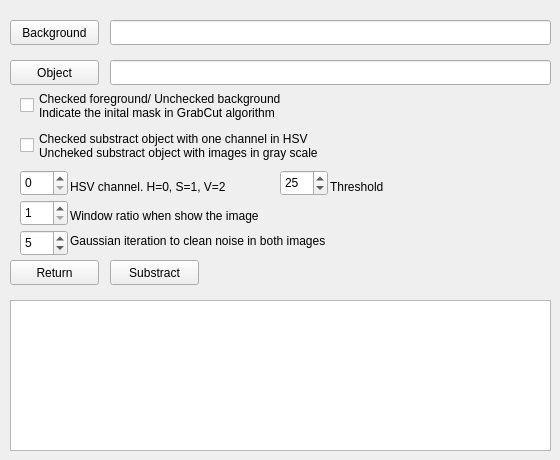
Before: the Qt Designer form gui/pages/substractToolPage.ui in jacv050/dataset-tools, drawn with Qt 5.
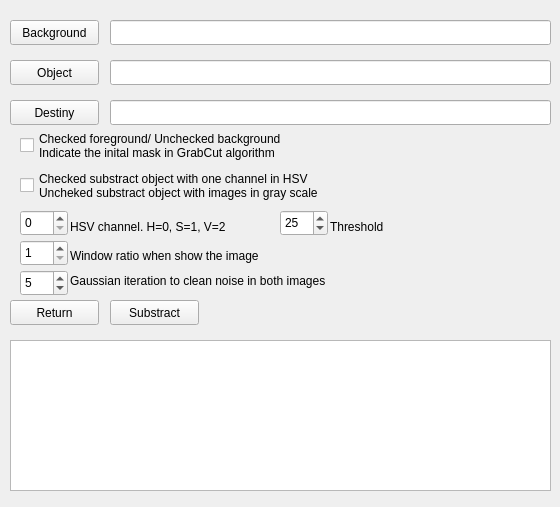
After: the same form once the commit is applied.

Commit message: Added button event to show directories and select the image destiny

```diff
--- a/gui/pages/substractToolPage.ui
+++ b/gui/pages/substractToolPage.ui
@@ -7,7 +7,7 @@
     <x>0</x>
     <y>0</y>
     <width>560</width>
-    <height>460</height>
+    <height>507</height>
    </rect>
   </property>
   <property name="minimumSize">
@@ -23,7 +23,7 @@
    <property name="geometry">
     <rect>
      <x>10</x>
-     <y>260</y>
+     <y>300</y>
      <width>89</width>
      <height>25</height>
     </rect>
@@ -36,7 +36,7 @@
    <property name="geometry">
     <rect>
      <x>110</x>
-     <y>260</y>
+     <y>300</y>
      <width>89</width>
      <height>25</height>
     </rect>
@@ -75,7 +75,7 @@
    <property name="geometry">
     <rect>
      <x>10</x>
-     <y>300</y>
+     <y>340</y>
      <width>541</width>
      <height>151</height>
     </rect>
@@ -105,7 +105,7 @@
    <property name="geometry">
     <rect>
      <x>20</x>
-     <y>90</y>
+     <y>130</y>
      <width>331</width>
      <height>31</height>
     </rect>
@@ -119,7 +119,7 @@
    <property name="geometry">
     <rect>
      <x>280</x>
-     <y>170</y>
+     <y>210</y>
      <width>48</width>
      <height>26</height>
     </rect>
@@ -135,7 +135,7 @@
    <property name="geometry">
     <rect>
      <x>330</x>
-     <y>176</y>
+     <y>216</y>
      <width>71</width>
      <height>21</height>
     </rect>
@@ -148,7 +148,7 @@
    <property name="geometry">
     <rect>
      <x>20</x>
-     <y>130</y>
+     <y>170</y>
      <width>381</width>
      <height>31</height>
     </rect>
@@ -168,7 +168,7 @@
    <property name="geometry">
     <rect>
      <x>20</x>
-     <y>170</y>
+     <y>210</y>
      <width>48</width>
      <height>26</height>
     </rect>
@@ -181,7 +181,7 @@
    <property name="geometry">
     <rect>
      <x>70</x>
-     <y>176</y>
+     <y>216</y>
      <width>201</width>
      <height>21</height>
     </rect>
@@ -194,7 +194,7 @@
    <property name="geometry">
     <rect>
      <x>20</x>
-     <y>200</y>
+     <y>240</y>
      <width>48</width>
      <height>26</height>
     </rect>
@@ -213,7 +213,7 @@
    <property name="geometry">
     <rect>
      <x>70</x>
-     <y>200</y>
+     <y>240</y>
      <width>261</width>
      <height>31</height>
     </rect>
@@ -226,7 +226,7 @@
    <property name="geometry">
     <rect>
      <x>20</x>
-     <y>230</y>
+     <y>270</y>
      <width>48</width>
      <height>26</height>
     </rect>
@@ -239,7 +239,7 @@
    <property name="geometry">
     <rect>
      <x>70</x>
-     <y>230</y>
+     <y>270</y>
      <width>341</width>
      <height>21</height>
     </rect>
@@ -248,6 +248,29 @@
     <string>Gaussian iteration to clean noise in both images</string>
    </property>
   </widget>
+  <widget class="QPushButton" name="pbMaskDestiny">
+   <property name="geometry">
+    <rect>
+     <x>10</x>
+     <y>100</y>
+     <width>89</width>
+     <height>25</height>
+    </rect>
+   </property>
+   <property name="text">
+    <string>Destiny</string>
+   </property>
+  </widget>
+  <widget class="QLineEdit" name="txtMaskDestiny">
+   <property name="geometry">
+    <rect>
+     <x>110</x>
+     <y>100</y>
+     <width>441</width>
+     <height>25</height>
+    </rect>
+   </property>
+  </widget>
  </widget>
  <resources/>
  <connections/>
```
The commit also changes 3 other files.
